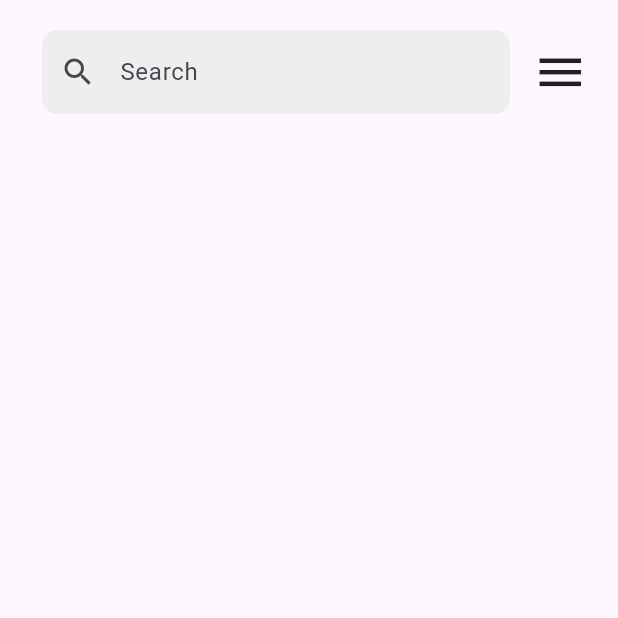
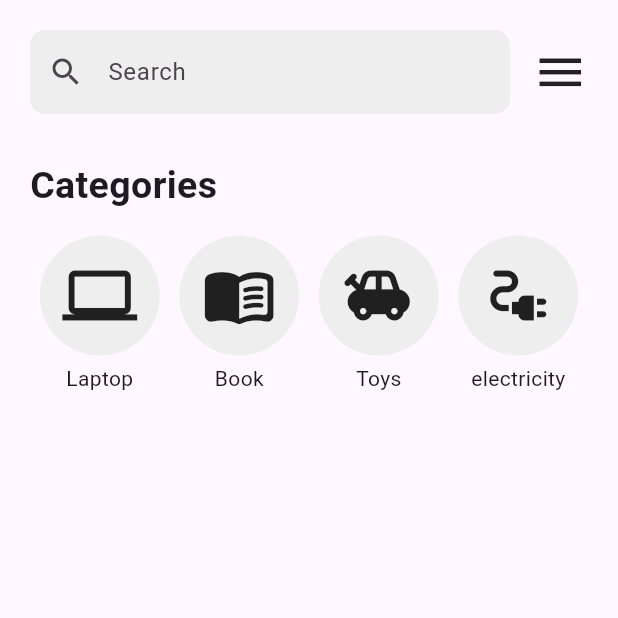
Before and after one commit to NAWR9/EcommerceUi, a Flutter app: the screen it shows after launch, on a phone screen of 412 x 824 dp, the top half of it. Run offline on Flutter 3.47's test engine with Material 3 defaults, Android fonts, the phone set to English and light mode, and no system bars.

Commit message:
Created Categories Row

```diff
--- a/lib/homepage.dart
+++ b/lib/homepage.dart
@@ -17,7 +17,7 @@ class _HomepageState extends State<Homepage> {
         children: [
           Row(
             children: [
-              const SizedBox(width: 8),
+              // const SizedBox(width: 8),
               Expanded(
                   child: TextFormField(
                 decoration: InputDecoration(
@@ -37,6 +37,93 @@ class _HomepageState extends State<Homepage> {
                 ),
               )
             ],
+          ),
+          SizedBox(
+            height: 30,
+          ),
+          Text(
+            "Categories",
+            style: TextStyle(fontWeight: FontWeight.bold, fontSize: 25),
+          ),
+          SizedBox(
+            height: 15,
+          ),
+          Row(
+            mainAxisAlignment: MainAxisAlignment.spaceAround,
+            children: [
+              Column(
+                children: [
+                  Container(
+                    padding: EdgeInsets.all(15),
+                    decoration: BoxDecoration(
+                        color: Colors.grey[200],
+                        borderRadius: BorderRadius.circular(100)),
+                    child: Icon(
+                      Icons.laptop,
+                      size: 50,
+                    ),
+                  ),
+                  SizedBox(
+                    height: 5,
+                  ),
+                  Text("Laptop")
+                ],
+              ),
+              Column(
+                children: [
+                  Container(
+                    padding: EdgeInsets.all(15),
+                    decoration: BoxDecoration(
+                        color: Colors.grey[200],
+                        borderRadius: BorderRadius.circular(100)),
+                    child: Icon(
+                      Icons.menu_book_rounded,
+                      size: 50,
+                    ),
+                  ),
+                  SizedBox(
+                    height: 5,
+                  ),
+                  Text("Book")
+                ],
+              ),
+              Column(
+                children: [
+                  Container(
+                    padding: EdgeInsets.all(15),
+                    decoration: BoxDecoration(
+                        color: Colors.grey[200],
+                        borderRadius: BorderRadius.circular(100)),
+                    child: Icon(
+                      Icons.toys,
+                      size: 50,
+                    ),
+                  ),
+                  SizedBox(
+                    height: 5,
+                  ),
+                  Text("Toys")
+                ],
+              ),
+              Column(
+                children: [
+                  Container(
+                    padding: EdgeInsets.all(15),
+                    decoration: BoxDecoration(
+                        color: Colors.grey[200],
+                        borderRadius: BorderRadius.circular(100)),
+                    child: Icon(
+                      Icons.electrical_services,
+                      size: 50,
+                    ),
+                  ),
+                  SizedBox(
+                    height: 5,
+                  ),
+                  Text("electricity")
+                ],
+              )
+            ],
           )
         ],
       ),
```
